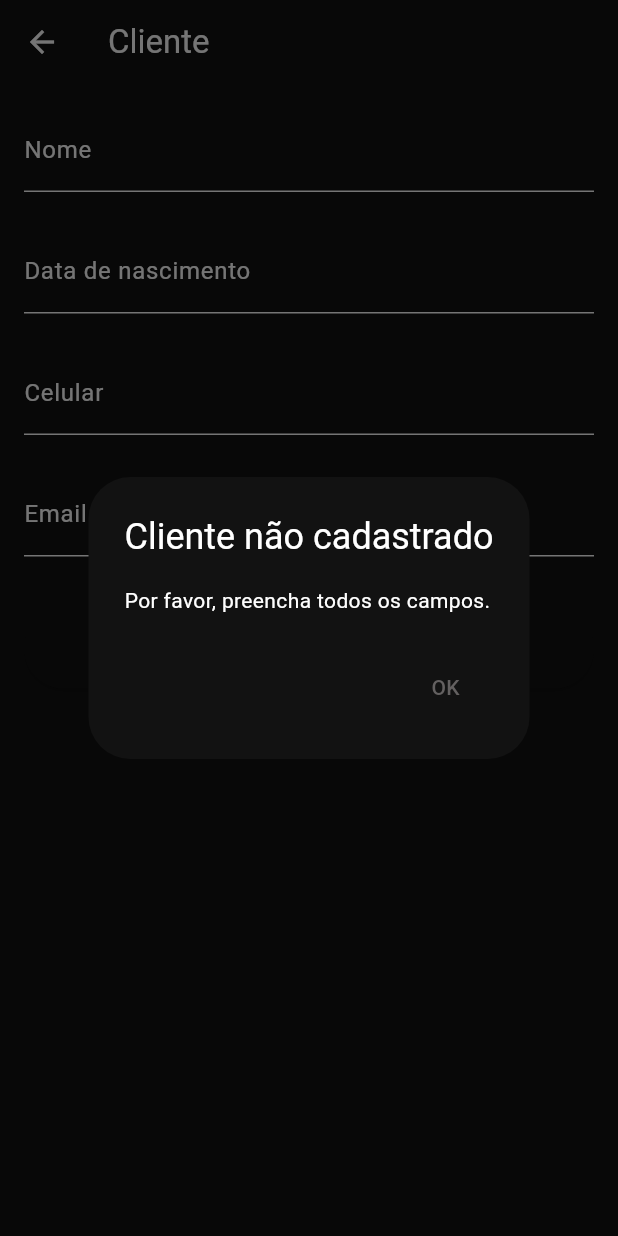
After one commit to Chamed/pdm_clientes, a Flutter app: the CustomerCrudView screen opened directly, after a tap on "Salvar", on a phone screen of 412 x 824 dp. The commit adds this screen. Run offline on Flutter 3.47's test engine with Material 3 defaults, Android fonts, the phone set to English and light mode, and no system bars; our stand-ins replace sqflite; accounts and stored records are empty.

Commit message:
:sparkles: :poop: :construction: crud customer working + starting list of customers

```diff
--- /dev/null
+++ b/lib/models/customer.model.dart
@@ -0,0 +1,113 @@
+//CLASSES
+
+import 'package:pdm_alfa/repositories/keys/sqflite.keys.dart';
+import 'package:pdm_alfa/repositories/sqflite.repository.dart';
+import 'package:sqflite/sqflite.dart';
+
+class Customer {
+  final int? id;
+  final String name;
+  final String phone;
+  final String email;
+  final DateTime dateOfBirth;
+
+  Customer({
+    this.id,
+    required this.name,
+    required this.phone,
+    required this.email,
+    required this.dateOfBirth,
+  });
+}
+
+class CustomerModel {
+  CustomerModel._();
+
+  static final CustomerModel _instance = CustomerModel._();
+
+  static CustomerModel get instance => _instance;
+
+  Future<int> insert(Customer customerToInsert) async {
+    Database sqfliteDB = await SqfliteRepository.instance.database;
+
+    int id = await sqfliteDB.insert(
+      SqfliteKeys.customerTable,
+      {
+        SqfliteKeys.customerName: customerToInsert.name,
+        SqfliteKeys.customerPhone: customerToInsert.phone,
+        SqfliteKeys.customerEmail: customerToInsert.email,
+        SqfliteKeys.customerDateOfBirth:
+            customerToInsert.dateOfBirth.toIso8601String(),
+      },
+    );
+
+    return id;
+  }
+
+  Future<List<Customer>> list() async {
+    Database sqfliteDB = await SqfliteRepository.instance.database;
+
+    List<Map<String, dynamic>> maps =
+        await sqfliteDB.query(SqfliteKeys.customerTable);
+
+    return List.generate(maps.length, (i) {
+      return Customer(
+        id: maps[i][SqfliteKeys.id],
+        name: maps[i][SqfliteKeys.customerName],
+        phone: maps[i][SqfliteKeys.customerPhone],
+        email: maps[i][SqfliteKeys.customerEmail],
+        dateOfBirth: DateTime.parse(maps[i][SqfliteKeys.customerDateOfBirth]),
+      );
+    });
+  }
+
+  Future<Customer> getById(int id) async {
+    Database sqfliteDB = await SqfliteRepository.instance.database;
+
+    List<Map<String, dynamic>> maps = await sqfliteDB.query(
+      SqfliteKeys.customerTable,
+      where: "${SqfliteKeys.id} = ?",
+      whereArgs: [id],
+    );
+
+    if (maps.isNotEmpty) {
+      return Customer(
+        id: maps[0][SqfliteKeys.id],
+        name: maps[0][SqfliteKeys.customerName],
+        phone: maps[0][SqfliteKeys.customerPhone],
+        email: maps[0][SqfliteKeys.customerEmail],
+        dateOfBirth: DateTime.parse(maps[0][SqfliteKeys.customerDateOfBirth]),
+      );
+    } else {
+      throw Exception('Customer not found');
+    }
+  }
+
+  Future<void> update(Customer updatedCustomer) async {
+    Database sqfliteDB = await SqfliteRepository.instance.database;
+
+    await sqfliteDB.update(
+      SqfliteKeys.customerTable,
+      {
+        SqfliteKeys.customerName: updatedCustomer.name,
+        SqfliteKeys.customerPhone: updatedCustomer.phone,
+        SqfliteKeys.customerEmail: updatedCustomer.email,
+        SqfliteKeys.customerDateOfBirth:
+            updatedCustomer.dateOfBirth.toIso8601String(),
+      },
+      where: "${SqfliteKeys.id} = ?",
+      whereArgs: [updatedCustomer.id],
+    );
+  }
+
+  Future<void> softDelete(int id) async {
+    Database sqfliteDB = await SqfliteRepository.instance.database;
+
+    await sqfliteDB.update(
+      SqfliteKeys.customerTable,
+      {SqfliteKeys.customerDeleted: true},
+      where: "${SqfliteKeys.id} = ?",
+      whereArgs: [id],
+    );
+  }
+}
--- a/lib/themes/dark.theme.dart
+++ b/lib/themes/dark.theme.dart
@@ -5,8 +5,13 @@ ThemeData darkTheme = ThemeData(
   brightness: Brightness.dark,
   colorScheme: const ColorScheme.dark(
     background: Colors.black,
-    primary: Color(0xFF1A1A1A),
+    primary: Color.fromARGB(255, 99, 96, 96),
     secondary: Color(0xFF2E2E2E),
     tertiary: Color(0xFFB0B0B0),
   ),
+  inputDecorationTheme: const InputDecorationTheme(
+    labelStyle: TextStyle(
+      color: Colors.white,
+    ),
+  ),
 );
--- /dev/null
+++ b/lib/views/customer/customer_crud.view.dart
@@ -0,0 +1,121 @@
+import 'package:flutter/material.dart';
+import 'package:pdm_alfa/controllers/customer.controller.dart';
+
+class CustomerCrudView extends StatefulWidget {
+  const CustomerCrudView({Key? key}) : super(key: key);
+
+  @override
+  State<CustomerCrudView> createState() => _CustomerCrudViewState();
+}
+
+class _CustomerCrudViewState extends State<CustomerCrudView> {
+  final CustomerController customerController = CustomerController();
+
+  final nameController = TextEditingController();
+  final phoneController = TextEditingController();
+  final emailController = TextEditingController();
+  DateTime? dateOfBirth;
+
+  Future<void> pickDateOfBirth(BuildContext context) async {
+    final DateTime? picked = await showDatePicker(
+      context: context,
+      initialDate: DateTime.now(),
+      firstDate: DateTime(1900),
+      lastDate: DateTime.now(),
+    );
+    if (picked != null) {
+      setState(() {
+        dateOfBirth = picked;
+      });
+    }
+  }
+
+  @override
+  Widget build(BuildContext context) {
+    return Scaffold(
+      appBar: AppBar(
+        title: const Text('Cliente'),
+      ),
+      body: SingleChildScrollView(
+        padding: const EdgeInsets.all(16.0),
+        child: Column(
+          crossAxisAlignment: CrossAxisAlignment.stretch,
+          children: [
+            TextFormField(
+              decoration: const InputDecoration(labelText: 'Nome'),
+              controller: nameController,
+            ),
+            const SizedBox(height: 25.0),
+            GestureDetector(
+              onTap: () => pickDateOfBirth(context),
+              child: AbsorbPointer(
+                child: TextFormField(
+                  decoration:
+                      const InputDecoration(labelText: 'Data de nascimento'),
+                  controller: TextEditingController(
+                    text: dateOfBirth != null
+                        ? '${dateOfBirth!.day}/${dateOfBirth!.month}/${dateOfBirth!.year}'
+                        : '',
+                  ),
+                ),
+              ),
+            ),
+            const SizedBox(height: 25.0),
+            TextFormField(
+              decoration: const InputDecoration(labelText: 'Celular'),
+              controller: phoneController,
+            ),
+            const SizedBox(height: 25.0),
+            TextFormField(
+              decoration: const InputDecoration(labelText: 'Email'),
+              controller: emailController,
+            ),
+            const SizedBox(height: 35.0),
+            ElevatedButton(
+              onPressed: () {
+                if (nameController.text.isNotEmpty &&
+                    phoneController.text.isNotEmpty &&
+                    emailController.text.isNotEmpty &&
+                    dateOfBirth != null) {
+                  customerController
+                      .insertCustomer(
+                        nameController.text,
+                        phoneController.text,
+                        emailController.text,
+                        dateOfBirth!,
+                      )
+                      .then(
+                        (value) => {Navigator.of(context).pop()},
+                      );
+                } else {
+                  showDialog(
+                    context: context,
+                    builder: (context) {
+                      return AlertDialog(
+                        title: Text('Cliente não cadastrado'),
+                        content: Text('Por favor, preencha todos os campos.'),
+                        actions: [
+                          TextButton(
+                            onPressed: () => Navigator.pop(context),
+                            child: Text('OK'),
+                          ),
+                        ],
+                      );
+                    },
+                  );
+                }
+              },
+              child: const Padding(
+                padding: EdgeInsets.symmetric(vertical: 15.0),
+                child: Text(
+                  'Salvar',
+                  style: TextStyle(color: Colors.white, fontSize: 16.0),
+                ),
+              ),
+            ),
+          ],
+        ),
+      ),
+    );
+  }
+}
--- a/pubspec.yaml
+++ b/pubspec.yaml
@@ -30,6 +30,7 @@ environment:
 dependencies:
   flutter:
     sdk: flutter
+  sqflite: ^2.3.2
 
 
   # The following adds the Cupertino Icons font to your application.
```
Also changed, not shown: lib/controllers/customer.controller.dart (added, +23 -0 lines), lib/repositories/keys/sqflite.keys.dart (added, +12 -0 lines), lib/repositories/sqflite.repository.dart (added, +39 -0 lines), lib/views/customer/customers.view.dart (added, +52 -0 lines), lib/views/home/home.view.dart (+18 -2 lines), pubspec.lock.
